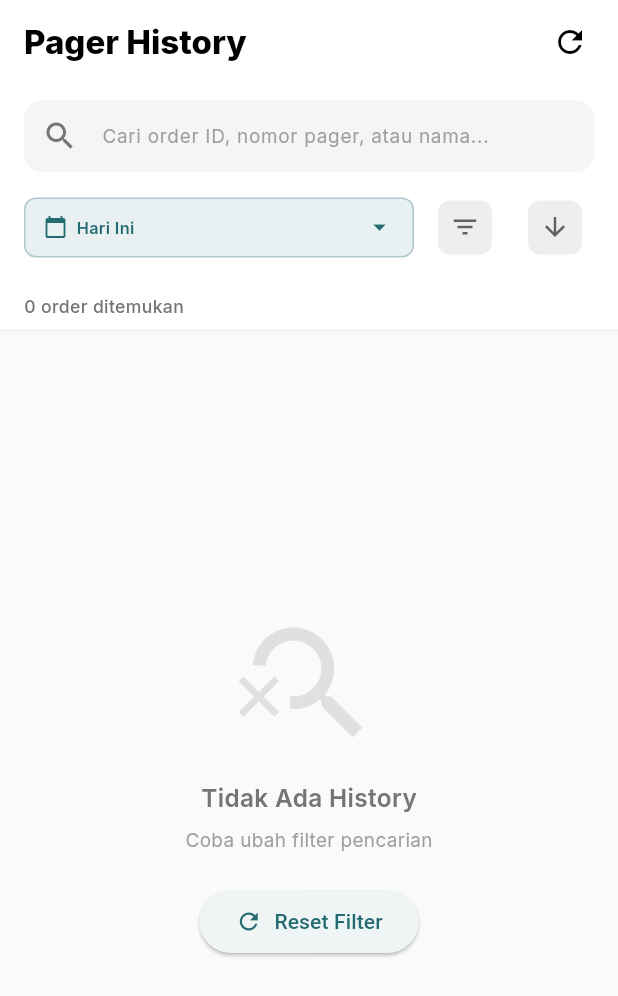
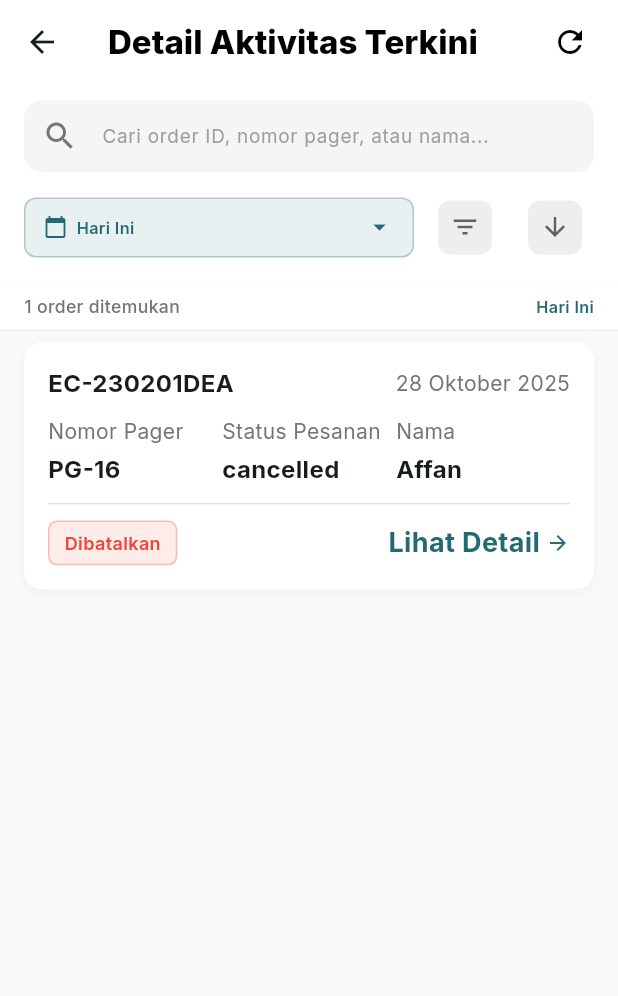
Before and after one commit to Squad-Qwat/Mobile-Pager_Flutter, a Flutter app: the DetailOrdersPage screen opened by its route, after a tap on the "refresh" icon, on a phone screen of 412 x 824 dp. Shown: the top 996 px of the screen. Run offline on Flutter 3.47's test engine with Material 3 defaults, Android fonts, the light colour scheme and no system bars; our stand-ins replace cloud_firestore, device_info_plus, firebase_auth, firebase_core, flutter_riverpod, flutter_screenutil and 5 more; missing offline and left inert: mobile_scanner; accounts and stored records are empty.

Commit message:
What's this about: Technically undo previous commit.
Add functionality to view QR of a Pager, not that this code is a result
of a huge slicing, due to no integration to other function for now, had
to use placeholder for neccesary part of the code.

Huge update: Recreate and modify Dart files and directory straight from main branch to avoid
'git pull' drama, rename the existing code base and integrate it with
the new Dart files, and add new dependency inside pubspec.yaml for
screen utility and Pretty QR view for QR payment.

It should works now, turns out the route for QRDetailView class hasn't
been registered in main file.

Intermediate update: Adding and implementing pretty_qr_code for revising
the QR looks from flutter pub dev, path_provider to specifically
handling QR downloads into local storage (Android/IOS), and share_plus
to handle sharing QR.

Huge Update: Create 2 role of the app users using share_plus to share QR, path provider to download
qr, pretty qr for qr looks, rework most of the application due to pager history,
authentication with Google sign-in, detail pager history, pager scan, along with camera and mobile_scanner,
for scanning qr. Qr view and qr view detail to show qr, with riverpod fo async-await
flutter project, device_info_plus to detect device running the app, and
some boilerplate, adding domains to handle order and user (with dummy
data), some button, rework app theme, add functionality for profile.
Guess this will be heavy.

Minor updater: Add the mockup.

Intermediate update: Create specialized functionality to clicking "Lihat
Semua" text in home page, basically just expanding the list in another
page. for date formatting-related things, use date_format from pub.dev
and put it inside pubspec.yaml because this branch in basically
reimplemented that codebase and ignore it here (prevent it being pushed
to remote repo). Need to be tested before merge with other branch.

Intermediate update: Shows the list from dummy data to the page, somehow
only 1 showed up. Need to be fixed later.

```diff
--- a/lib/core/domains/orders_list.dart
+++ b/lib/core/domains/orders_list.dart
@@ -216,3 +216,19 @@
   final int? randomPhone = hasPhone ? (08000000000 + randNumber.nextInt(999999999)) : null;
   return randomPhone;
 }
+
+// Independent function to get the current date formatted as "DD Month YYYY"
+String getCurrentDateString()
+{
+  final now = DateTime.now();
+  // Simplified list of month abbreviations for formatting
+  const List<String> monthNames =
+  [
+    'Jan', 'Feb', 'Mar', 'Apr', 'May', 'Jun',
+    'Jul', 'Aug', 'Sep', 'Oct', 'Nov', 'Dec'
+  ];
+  final day = now.day.toString().padLeft(2, '0');
+  final month = monthNames[now.month - 1];
+  final year = now.year.toString();
+  return '$day $month $year';
+}
--- a/lib/core/domains/orders_list_dummy.dart
+++ b/lib/core/domains/orders_list_dummy.dart
@@ -1,10 +1,13 @@
 import 'package:mobile_pager_flutter/core/domains/orders_list.dart';
 
-/// Raw data for recent activities
+// New variable for current date
+final String _currentDate = getCurrentDateString();
+
+// Raw data for recent activities (previously using 19 Oct 2023 hard-coded)
 final List<Map<String, dynamic>> _recentActivitiesRawData = [
   {
     'id': 'EC-230201DDA',
-    'time': '07:00, 19 Oct 2023',
+    'time': '07:00, $_currentDate',
     'pagerNum': 'PG-2228',
     'orderType': 'Take Away',
     'tableNum': 9,
@@ -13,7 +16,7 @@
   },
   {
     'id': 'EC-230201DDB',
-    'time': '07:30, 19 Oct 2023',
+    'time': '07:30, $_currentDate',
     'pagerNum': 'PG-2229',
     'orderType': 'Dine In',
     'tableNum': 10,
@@ -22,7 +25,7 @@
   },
   {
     'id': 'EC-230201DDC',
-    'time': '08:00, 19 Oct 2023',
+    'time': '08:00, $_currentDate',
     'pagerNum': 'PG-2230',
     'orderType': 'Take Away',
     'tableNum': 11,
@@ -31,7 +34,7 @@
   },
   {
     'id': 'EC-230201DDD',
-    'time': '08:20, 19 Oct 2023',
+    'time': '08:20, $_currentDate',
     'pagerNum': 'PG-2231',
     'orderType': 'Dine In',
     'tableNum': 12,
@@ -40,7 +43,7 @@
   },
   {
     'id': 'EC-230201DDE',
-    'time': '09:30, 19 Oct 2023',
+    'time': '09:30, $_currentDate',
     'pagerNum': 'PG-2232',
     'orderType': 'Dine In',
     'tableNum': 13,
@@ -49,7 +52,7 @@
   },
   {
     'id': 'EC-230201DDF',
-    'time': '10:40, 19 Oct 2023',
+    'time': '10:40, $_currentDate',
     'pagerNum': 'PG-2233',
     'orderType': 'Take Away',
     'tableNum': 14,
@@ -58,7 +61,7 @@
   },
   {
     'id': 'EC-230201DDG',
-    'time': '11:56, 19 Oct 2023',
+    'time': '11:56, $_currentDate',
     'pagerNum': 'PG-2234',
     'orderType': 'Dine In',
     'tableNum': 20,
@@ -67,7 +70,7 @@
   },
   {
     'id': 'EC-230201DDH',
-    'time': '12:30, 19 Oct 2023',
+    'time': '12:30, $_currentDate',
     'pagerNum': 'PG-2235',
     'orderType': 'Take Away',
     'tableNum': 15,
@@ -75,7 +78,7 @@
   },
   {
     'id': 'EC-230201DEA',
-    'time': '13:40, 19 Oct 2023',
+    'time': '13:40, $_currentDate',
     'pagerNum': 'PG-2236',
     'orderType': 'Cancelled',
     'tableNum': 16,
@@ -90,11 +93,28 @@
 /// Helper function to map raw data to the [Orders] model
 Orders _mapToOrders(Map<String, dynamic> data)
 {
-  final DateTime createdTime = DateTime(
-  2023, 10, 19,
-  int.parse(data['time'].split(',')[0].trim().split(':')[0]),
-  int.parse(data['time'].split(',')[0].trim().split(':')[1])
-  );
+  final DateTime sekarang = DateTime.now();
+
+  final dynamic bagianWaktu = data['time'].split(',')[0].trim().split(':');
+  final int jam = int.parse(bagianWaktu[0]);
+  final int menit = int.parse(bagianWaktu[1]);
+
+  //final int totalDummyMinutes = jam * 60 + menit;
+  //const int latestDummyMinutes = 13 * 60 + 40;
+
+  //final int minutesDifferenceFromLatest = latestDummyMinutes - totalDummyMinutes;
+  //final baseTime = DateTime.now().subtract(const Duration(minutes: 5));
+  final DateTime createdTime = DateTime(sekarang.year, sekarang.month, sekarang.day, jam, menit);
+  //final DateTime createdTime = baseTime.subtract(Duration(minutes: minutesDifferenceFromLatest));
+
+  /*
+    Before:
+    final DateTime createdTime = DateTime(
+    2023, 10, 19,
+    int.parse(data['time'].split(',')[0].trim().split(':')[0]),
+    int.parse(data['time'].split(',')[0].trim().split(':')[1])
+    );
+  */
 
   final List<String> remainingParts = (data['remainingTime'] as String).split(':');
   final int minutes = int.parse(remainingParts[0]) * 60 + int.parse(remainingParts[1]);
--- a/lib/features/order/detail_orders.dart
+++ b/lib/features/order/detail_orders.dart
@@ -48,20 +48,22 @@
       // 1. Load all data from the dummy data list
       _allHistory = dummyHistoryList;
       // 2. Immediately apply filters to the full data set
-      _applyFilters();
+      _applyFilters(_filterOptions);
     });
   }
 
-  void _applyFilters()
+  void _applyFilters(OrdersHistoryFilterOptions options)
   {
     setState(()
     {
-      // 1. Filter the entire history list using the filter service logic
+      // 1. Use the options for filtering options
+      _filterOptions = options;
+      // 2. Filter the entire history list using the filter service logic
       _filteredHistory = OrdersHistoryFilterService.filterHistory(
         _allHistory,
         _filterOptions,
       );
-      // 2. Reset pagination state
+      // 3. Reset pagination state
       _currentPage = 0;
       _hasMore = _filteredHistory.length > _itemsPerPage;
     });
@@ -70,7 +72,7 @@
   // Gets the current paginated slice for display
   List<OrdersHistory> _getPaginatedHistory()
   {
-    final startIndex = 0;
+    final startIndex = _currentPage * _itemsPerPage;
     final endIndex = (_currentPage + 1) * _itemsPerPage;
 
     if (endIndex >= _filteredHistory.length)
@@ -79,7 +81,7 @@
       return _filteredHistory;
     }
 
-    return _filteredHistory.sublist(startIndex, endIndex);
+    return _filteredHistory.sublist(startIndex, endIndex.clamp(0, _filteredHistory.length));
   }
 
   void _loadMore()
@@ -114,7 +116,7 @@
             onFilterChanged: (newOptions)
             {
               setState(() => _filterOptions = newOptions);
-              _applyFilters();
+              _applyFilters(_filterOptions);
             },
           ),
 
@@ -152,11 +154,11 @@
   PreferredSizeWidget _buildHeader()
   {
     return AppBar(
-      automaticallyImplyLeading: false,
+      automaticallyImplyLeading: true, // Need back button, because this is a separate page with no dedicated navigation button
       backgroundColor: Colors.white,
       elevation: 0,
       title: Text(
-        'Pager History',
+        'Detail Aktivitas Terkini',
         style: GoogleFonts.inter(
           fontWeight: FontWeight.w800,
           color: AppColor.black,
@@ -169,7 +171,7 @@
           onPressed: ()
           {
             setState(() => _filterOptions = OrdersHistoryFilterOptions()); // Reset to default options (TimeFilter.today)
-            _applyFilters();
+            _applyFilters(_filterOptions);
           },
           tooltip: 'Reset Filter',
         ),
@@ -253,7 +255,7 @@
             onPressed: ()
             {
               setState(() => _filterOptions = OrdersHistoryFilterOptions()); // Reset to default options (TimeFilter.today)
-              _applyFilters();
+              _applyFilters(_filterOptions);
             },
             icon: const Icon(Icons.refresh),
             label: const Text('Reset Filter'),
@@ -361,6 +363,29 @@
                         SizedBox(height: 4.h),
                         Text(
                           history.queueNumber,
+                          style: GoogleFonts.inter(
+                            fontSize: 16,
+                            fontWeight: FontWeight.w700,
+                          ),
+                        ),
+                      ],
+                    ),
+                  ),
+
+                  Expanded(
+                    child: Column(
+                      crossAxisAlignment: CrossAxisAlignment.start,
+                      children: <Widget>[
+                        Text(
+                          'Status Pesanan',
+                          style: GoogleFonts.inter(
+                            fontSize: 14,
+                            color: Colors.grey.shade600,
+                          ),
+                        ),
+                        SizedBox(height: 4.h),
+                        Text(
+                          history.status,
                           style: GoogleFonts.inter(
                             fontSize: 16,
                             fontWeight: FontWeight.w700,
--- a/lib/features/order/domain/detail_orders_history.dart
+++ b/lib/features/order/domain/detail_orders_history.dart
@@ -9,7 +9,7 @@
   Color withValues({double? alpha})
   {
     if (alpha == null) return this;
-    return this.withAlpha((255 * alpha).round().clamp(0, 255));
+    return withAlpha((255 * alpha).round().clamp(0, 255));
   }
 }
 
--- a/lib/features/order/domain/orders.dart
+++ b/lib/features/order/domain/orders.dart
@@ -25,13 +25,27 @@
   /// Factory to create a History summary from a full Orders object
   factory OrdersHistory.fromOrder(Orders order)
   {
+    final oldTime = order.createdAt;
+    final now = DateTime.now();
+
+    // Create a new DateTime object using Today's date but the time components
+    // from the original order, ensuring all orders are seen as "Today"
+    final recentCreatedAt = DateTime(
+      now.year,
+      now.month,
+      now.day,
+      oldTime.hour,
+      oldTime.minute,
+      oldTime.second
+    );
+
     return OrdersHistory(
       orderId: order.orderId,
       merchantId: order.merchantId,
       // We map the Order's Pager/Queue number to the History's queueNumber
       // Using Pager number if available, else the formatted queue number
       queueNumber: order.customer.tableNumber != null ? 'PG-${order.customer.tableNumber}' : order.getFormattedQueueNumber(),
-      createdAt: order.createdAt,
+      createdAt: recentCreatedAt,
       status: order.status,
       // Map the customer name to the 'businessName' field to work
       // with the HistoryFilterService's search logic
```
Also changed, not shown: lib/features/home/presentation/home_page.dart (+5 -2 lines).
